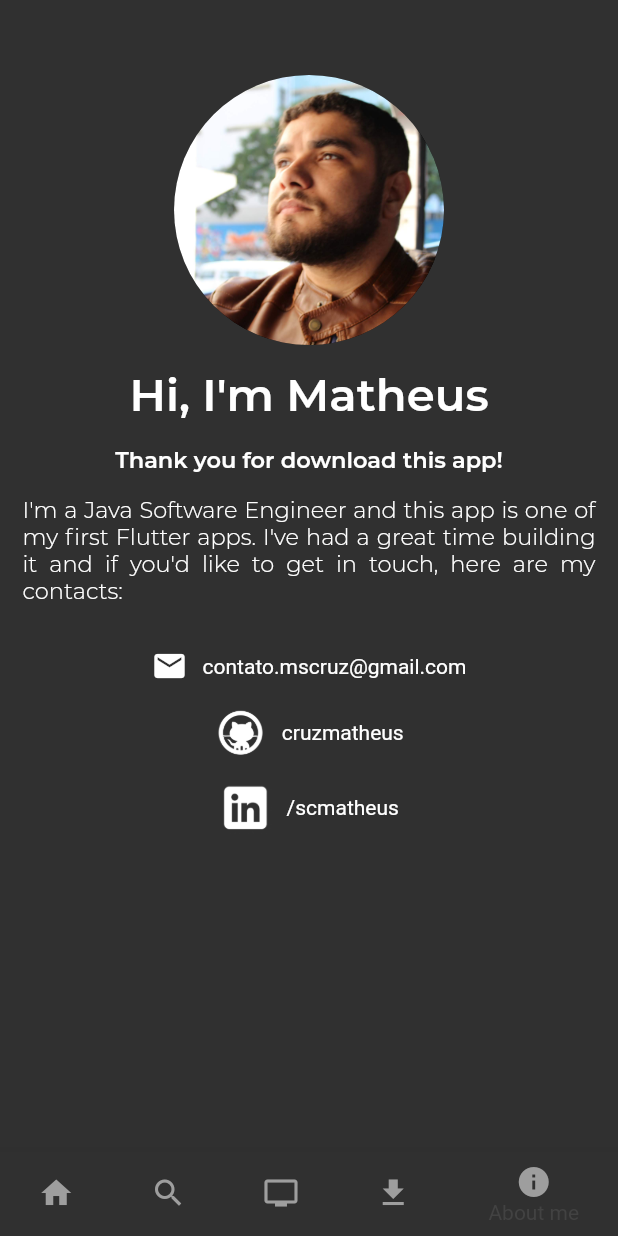
After one commit to cruzmatheus/buddyflix, a Flutter app: the screen it shows after launch, item 5 of the bottom bar chosen, on a phone screen of 412 x 824 dp. The commit adds this screen. Run offline on Flutter 3.47's test engine with Material 2 defaults, Android fonts, the phone set to English and light mode, and no system bars; our stand-ins replace bloc, equatable, flutter_bloc.

Commit message:
Adding About page

```diff
--- a/lib/main.dart
+++ b/lib/main.dart
@@ -1,4 +1,5 @@
 import 'package:buddyflix/bloc/bloc.dart';
+import 'package:buddyflix/page/about_page.dart';
 import 'package:buddyflix/page/home_page.dart';
 import 'package:buddyflix/page/search_page.dart';
 import 'package:buddyflix/widget/bottom_tab.dart';
@@ -77,6 +78,10 @@ class _MainPageState extends State<MainPage> {
         {
           return SearchPage();
         }
+      case AppTab.about:
+        {
+          return AboutPage();
+        }
       default:
         {
           return Center(child: Text(activeTab.toString()));
--- a/lib/model/app_tab.dart
+++ b/lib/model/app_tab.dart
@@ -1 +1 @@
-enum AppTab { home, search, coming, downloads, more }
+enum AppTab { home, search, coming, downloads, about }
--- /dev/null
+++ b/lib/page/about_page.dart
@@ -0,0 +1,90 @@
+import 'package:flutter/cupertino.dart';
+import 'package:flutter/material.dart';
+
+class AboutPage extends StatelessWidget {
+  @override
+  Widget build(BuildContext context) {
+    return Center(
+        child: Column(
+      children: <Widget>[
+        Container(
+          padding: EdgeInsets.only(top: 50),
+          child: CircleAvatar(
+            backgroundImage: ExactAssetImage('assets/me.jpg'),
+            minRadius: 90,
+            maxRadius: 90,
+          ),
+        ),
+        Container(
+            padding: EdgeInsets.only(top: 15),
+            child: Text(
+              "Hi, I'm Matheus",
+              style: TextStyle(fontFamily: 'Montserrat-Bold', fontSize: 30),
+            )),
+        Container(
+            padding: EdgeInsets.only(top: 15),
+            child: Text(
+              "Thank you for download this app!",
+              style: TextStyle(fontFamily: 'Montserrat-Bold', fontSize: 15),
+            )),
+        Container(
+            padding: EdgeInsets.all(15),
+            child: Text(
+              "I'm a Java Software Engineer and this app is one of my first Flutter apps. I've had a great time building it and if you'd like to get in touch, here are my contacts:",
+              style: TextStyle(fontFamily: 'Montserrat-Light', fontSize: 15),
+              textAlign: TextAlign.justify,
+            )),
+        Row(
+          crossAxisAlignment: CrossAxisAlignment.center,
+          mainAxisAlignment: MainAxisAlignment.center,
+          children: <Widget>[
+            Container(
+              padding: EdgeInsets.only(top: 15),
+              child: Icon(Icons.email),
+            ),
+            Container(
+              padding: EdgeInsets.only(top: 15, left: 10),
+              child: Text("contato.mscruz@gmail.com"),
+            )
+          ],
+        ),
+        Row(
+          crossAxisAlignment: CrossAxisAlignment.center,
+          mainAxisAlignment: MainAxisAlignment.center,
+          children: <Widget>[
+            Container(
+              padding: EdgeInsets.only(top: 15),
+              height: 50,
+              child: Image(
+                color: Colors.white,
+                image: AssetImage("assets/octocat.png"),
+              ),
+            ),
+            Container(
+              padding: EdgeInsets.only(top: 15, left: 10),
+              child: Text("cruzmatheus"),
+            )
+          ],
+        ),
+        Row(
+          crossAxisAlignment: CrossAxisAlignment.center,
+          mainAxisAlignment: MainAxisAlignment.center,
+          children: <Widget>[
+            Container(
+              padding: EdgeInsets.only(top: 15),
+              height: 50,
+              child: Image(
+                color: Colors.white,
+                image: AssetImage("assets/linkedin.png"),
+              ),
+            ),
+            Container(
+              padding: EdgeInsets.only(top: 15, left: 10),
+              child: Text("/scmatheus"),
+            )
+          ],
+        )
+      ],
+    ));
+  }
+}
--- a/lib/page/search_page.dart
+++ b/lib/page/search_page.dart
@@ -78,7 +78,7 @@ class _SearchPageState extends State<SearchPage> {
               child: Image(
                   image: movie.getPosterPath().isNotEmpty
                       ? NetworkImage(movie.getPosterPath())
-                      : AssetImage('assets/not_found.png'),
+                      : AssetImage('assets/images/not_found.png'),
                   fit: BoxFit.fitHeight),
             )
           ],
--- a/lib/widget/bottom_tab.dart
+++ b/lib/widget/bottom_tab.dart
@@ -40,9 +40,9 @@ class BottomTab extends StatelessWidget {
                 style: TextStyle(color: Colors.grey),
               )),
           BottomNavigationBarItem(
-              icon: Icon(Icons.more_horiz, color: Colors.grey),
+              icon: Icon(Icons.info, color: Colors.grey),
               title: Text(
-                "More",
+                "About me",
                 style: TextStyle(color: Colors.grey),
               ))
         ].toList());
```
Also changed, not shown: pubspec.yaml (+7 -38 lines), assets/linkedin.png (added), assets/me.jpg (added), assets/octocat.png (added), fonts/Montserrat-Light.ttf (added), fonts/Montserrat-SemiBold.ttf (added), 1 other file.
